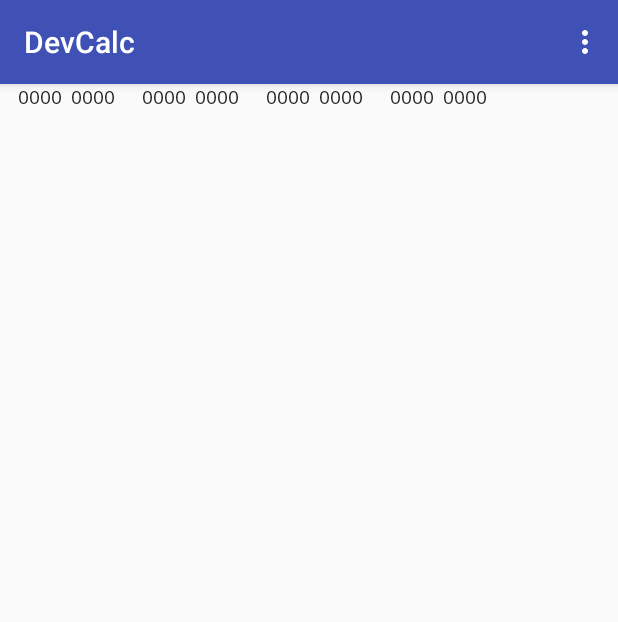
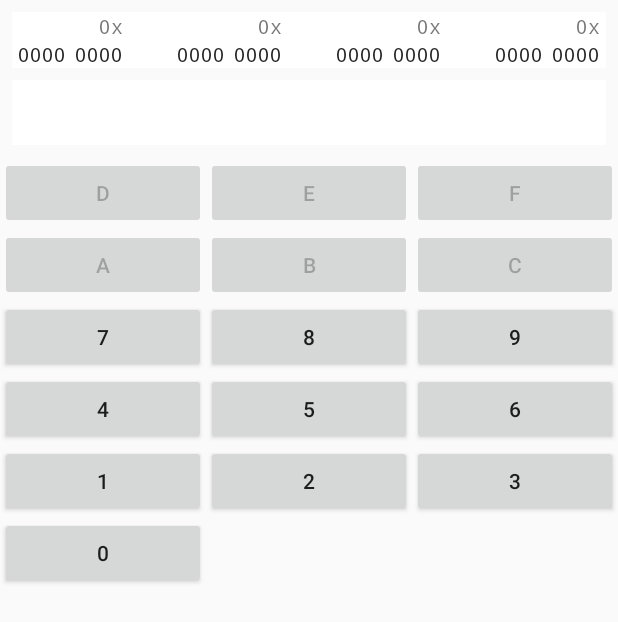
Before and after one commit to aksel/DevCalc, an Android app: the screen it shows after launch (MainActivity), on a phone screen of 412 x 824 dp. Shown: the top 622 px of the screen. Run offline under Robolectric (Android 15) with nearby library versions, the phone set to English and light mode, and no system bars.

Commit message:
Display now includes hex for each byte.
Added input field to display.

Removed rardiobuttons from number buttons.

```diff
--- a/app/src/main/AndroidManifest.xml
+++ b/app/src/main/AndroidManifest.xml
@@ -1,6 +1,8 @@
 <?xml version="1.0" encoding="utf-8"?>
 <manifest package="com.akseltorgard.devcalc"
           xmlns:android="http://schemas.android.com/apk/res/android">
+
+    <supports-screens android:requiresSmallestWidthDp="480" />
 
     <application
         android:allowBackup="true"
--- a/app/src/main/java/com/akseltorgard/devcalc/MainActivity.java
+++ b/app/src/main/java/com/akseltorgard/devcalc/MainActivity.java
@@ -11,8 +11,6 @@ public class MainActivity extends AppCompatActivity {
     protected void onCreate(Bundle savedInstanceState) {
         super.onCreate(savedInstanceState);
         setContentView(R.layout.activity_main);
-        Toolbar toolbar = (Toolbar) findViewById(R.id.toolbar);
-        setSupportActionBar(toolbar);
     }
 
     @Override
--- a/app/src/main/res/layout/activity_main.xml
+++ b/app/src/main/res/layout/activity_main.xml
@@ -1,27 +1,14 @@
 <?xml version="1.0" encoding="utf-8"?>
-<android.support.design.widget.CoordinatorLayout
+<LinearLayout
     xmlns:android="http://schemas.android.com/apk/res/android"
-    xmlns:app="http://schemas.android.com/apk/res-auto"
     xmlns:tools="http://schemas.android.com/tools"
     android:layout_width="match_parent"
     android:layout_height="match_parent"
+    android:orientation="vertical"
     android:fitsSystemWindows="true"
     tools:context="com.akseltorgard.devcalc.MainActivity">
 
-    <android.support.design.widget.AppBarLayout
-        android:layout_width="match_parent"
-        android:layout_height="wrap_content"
-        android:theme="@style/AppTheme.AppBarOverlay">
+    <include layout="@layout/content_display"/>
 
-        <android.support.v7.widget.Toolbar
-            android:id="@+id/toolbar"
-            android:layout_width="match_parent"
-            android:layout_height="?attr/actionBarSize"
-            android:background="?attr/colorPrimary"
-            app:popupTheme="@style/AppTheme.PopupOverlay"/>
-
-    </android.support.design.widget.AppBarLayout>
-
-    <include layout="@layout/content_main"/>
-
-</android.support.design.widget.CoordinatorLayout>
+    <include layout="@layout/content_number_buttons"/>
+</LinearLayout>
--- a/app/src/main/res/layout/content_display.xml
+++ b/app/src/main/res/layout/content_display.xml
@@ -1,9 +1,69 @@
 <?xml version="1.0" encoding="utf-8"?>
 <LinearLayout
     xmlns:android="http://schemas.android.com/apk/res/android"
+    android:layout_width="match_parent"
+    android:layout_height="wrap_content"
+    xmlns:tools="http://schemas.android.com/tools"
     android:orientation="vertical"
-    android:layout_width="match_parent"
-    android:layout_height="match_parent">
+    android:padding="8dp">
 
-    <include layout="@layout/display_bytes"/>
+    <LinearLayout
+        android:id="@+id/layout_bytes"
+        android:orientation="horizontal"
+        android:layout_width="match_parent"
+        android:layout_height="wrap_content"
+        android:paddingLeft="4dp"
+        android:paddingRight="4dp"
+        android:background="@android:color/background_light">
+
+        <include
+            layout="@layout/display_byte"
+            android:id="@+id/byte_3"/>
+
+        <Space
+            android:layout_width="0dp"
+            android:layout_height="1dp"
+            android:layout_weight="1" >
+        </Space>
+
+        <include
+            layout="@layout/display_byte"
+            android:id="@+id/byte_2"/>
+
+        <Space
+            android:layout_width="0dp"
+            android:layout_height="1dp"
+            android:layout_weight="1" >
+        </Space>
+
+        <include
+            layout="@layout/display_byte"
+            android:id="@+id/byte_1"/>
+
+        <Space
+            android:layout_width="0dp"
+            android:layout_height="1dp"
+            android:layout_weight="1" >
+        </Space>
+
+        <include
+            layout="@layout/display_byte"
+            android:id="@+id/byte_0"/>
+    </LinearLayout>
+
+    <Space
+        android:layout_width="1dp"
+        android:layout_height="8dp" >
+    </Space>
+
+    <TextView
+        android:id="@+id/textView_input"
+        android:typeface="monospace"
+        android:textSize="20sp"
+        android:padding="8dp"
+        android:layout_width="match_parent"
+        android:layout_height="wrap_content"
+        android:background="@android:color/background_light"
+        android:gravity="end"
+        tools:text="1235592"/>
 </LinearLayout>
--- a/app/src/main/res/layout/content_main.xml
+++ /dev/null
@@ -1,14 +0,0 @@
-<?xml version="1.0" encoding="utf-8"?>
-<RelativeLayout
-    android:id="@+id/content_main"
-    xmlns:android="http://schemas.android.com/apk/res/android"
-    xmlns:app="http://schemas.android.com/apk/res-auto"
-    xmlns:tools="http://schemas.android.com/tools"
-    android:layout_width="match_parent"
-    android:layout_height="match_parent"
-    app:layout_behavior="@string/appbar_scrolling_view_behavior"
-    tools:context="com.akseltorgard.devcalc.MainActivity"
-    tools:showIn="@layout/activity_main">
-
-    <include layout="@layout/display_bytes"/>
-</RelativeLayout>
--- a/app/src/main/res/layout/calculator_numbers.xml
+++ b/app/src/main/res/layout/content_number_buttons.xml
@@ -2,31 +2,33 @@
 <LinearLayout
     xmlns:android="http://schemas.android.com/apk/res/android"
     android:orientation="vertical"
-    android:layout_width="wrap_content"
-    android:layout_height="wrap_content"
-    android:padding="16dp">
+    android:layout_width="match_parent"
+    android:layout_height="wrap_content">
 
     <LinearLayout
         android:id="@+id/buttons_hex_def"
         android:orientation="horizontal"
-        android:layout_width="wrap_content"
+        android:layout_width="fill_parent"
         android:layout_height="wrap_content">
 
         <Button
-            android:layout_width="wrap_content"
+            android:layout_width="0dp"
             android:layout_height="wrap_content"
+            android:layout_weight="1"
             android:text="@string/d"
             android:enabled="false"/>
 
         <Button
-            android:layout_width="wrap_content"
+            android:layout_width="0dp"
             android:layout_height="wrap_content"
+            android:layout_weight="1"
             android:text="@string/e"
             android:enabled="false"/>
 
         <Button
-            android:layout_width="wrap_content"
+            android:layout_width="0dp"
             android:layout_height="wrap_content"
+            android:layout_weight="1"
             android:text="@string/f"
             android:enabled="false"/>
     </LinearLayout>
@@ -34,128 +36,117 @@
     <LinearLayout
         android:id="@+id/buttons_hex_abc"
         android:orientation="horizontal"
-        android:layout_width="wrap_content"
+        android:layout_width="fill_parent"
         android:layout_height="wrap_content">
 
         <Button
-            android:layout_width="wrap_content"
+            android:layout_width="0dp"
             android:layout_height="wrap_content"
+            android:layout_weight="1"
             android:text="@string/a"
             android:enabled="false"/>
 
         <Button
-            android:layout_width="wrap_content"
+            android:layout_width="0dp"
             android:layout_height="wrap_content"
+            android:layout_weight="1"
             android:text="@string/b"
             android:enabled="false"/>
 
         <Button
-            android:layout_width="wrap_content"
+            android:layout_width="0dp"
             android:layout_height="wrap_content"
+            android:layout_weight="1"
             android:text="@string/c"
             android:enabled="false"/>
     </LinearLayout>
 
     <LinearLayout
         android:orientation="horizontal"
-        android:layout_width="wrap_content"
+        android:layout_width="fill_parent"
         android:layout_height="wrap_content">
 
         <Button
-            android:layout_width="wrap_content"
+            android:layout_width="0dp"
             android:layout_height="wrap_content"
+            android:layout_weight="1"
             android:text="@string/seven"/>
 
         <Button
-            android:layout_width="wrap_content"
+            android:layout_width="0dp"
             android:layout_height="wrap_content"
+            android:layout_weight="1"
             android:text="@string/eight"/>
 
         <Button
-            android:layout_width="wrap_content"
+            android:layout_width="0dp"
             android:layout_height="wrap_content"
+            android:layout_weight="1"
             android:text="@string/nine"/>
     </LinearLayout>
 
     <LinearLayout
         android:orientation="horizontal"
-        android:layout_width="wrap_content"
+        android:layout_width="fill_parent"
         android:layout_height="wrap_content">
 
         <Button
-            android:layout_width="wrap_content"
+            android:layout_width="0dp"
             android:layout_height="wrap_content"
+            android:layout_weight="1"
             android:text="@string/four"/>
 
         <Button
-            android:layout_width="wrap_content"
+            android:layout_width="0dp"
             android:layout_height="wrap_content"
+            android:layout_weight="1"
             android:text="@string/five"/>
 
         <Button
-            android:layout_width="wrap_content"
+            android:layout_width="0dp"
             android:layout_height="wrap_content"
+            android:layout_weight="1"
             android:text="@string/six"/>
     </LinearLayout>
 
     <LinearLayout
         android:orientation="horizontal"
-        android:layout_width="wrap_content"
+        android:layout_width="fill_parent"
         android:layout_height="wrap_content">
 
         <Button
-            android:layout_width="wrap_content"
+            android:layout_width="0dp"
             android:layout_height="wrap_content"
+            android:layout_weight="1"
             android:text="@string/one"/>
 
         <Button
-            android:layout_width="wrap_content"
+            android:layout_width="0dp"
             android:layout_height="wrap_content"
+            android:layout_weight="1"
             android:text="@string/two"/>
 
         <Button
-            android:layout_width="wrap_content"
+            android:layout_width="0dp"
             android:layout_height="wrap_content"
+            android:layout_weight="1"
             android:text="@string/three"/>
     </LinearLayout>
 
     <LinearLayout
         android:orientation="horizontal"
-        android:layout_width="match_parent"
-        android:layout_height="0dp"
-        android:layout_weight="1">
+        android:layout_width="fill_parent"
+        android:layout_height="wrap_content">
 
         <Button
-            android:layout_width="wrap_content"
+            android:layout_width="0dp"
             android:layout_height="wrap_content"
+            android:layout_weight="1"
             android:text="@string/zero"/>
 
-        <RadioGroup
-            android:orientation="horizontal"
-            android:layout_width="fill_parent"
-            android:layout_height="match_parent"
-            android:layout_gravity="center">
-
-            <RadioButton
-                android:layout_width="0dp"
-                android:layout_height="match_parent"
-                android:layout_weight="1"
-                android:gravity="center"
-                android:text="@string/bin"/>
-
-            <RadioButton
-                android:layout_width="0dp"
-                android:layout_height="match_parent"
-                android:layout_weight="1"
-                android:gravity="center"
-                android:text="@string/dec"/>
-
-            <RadioButton
-                android:layout_width="0dp"
-                android:layout_height="match_parent"
-                android:layout_weight="1"
-                android:gravity="center"
-                android:text="@string/hex"/>
-        </RadioGroup>
+        <Space
+            android:layout_width="0dp"
+            android:layout_height="1dp"
+            android:layout_weight="2"/>
     </LinearLayout>
 </LinearLayout>
--- a/app/src/main/res/layout/display_bit.xml
+++ b/app/src/main/res/layout/display_bit.xml
@@ -3,7 +3,7 @@
     xmlns:android="http://schemas.android.com/apk/res/android"
     style="@style/Base.Widget.AppCompat.Button.Borderless"
     android:typeface="monospace"
-    android:textSize="12sp"
+    android:textSize="13dp"
     android:layout_width="wrap_content"
     android:layout_height="wrap_content"
     android:padding="0dp"
--- a/app/src/main/res/layout/display_byte.xml
+++ b/app/src/main/res/layout/display_byte.xml
@@ -1,11 +1,33 @@
 <?xml version="1.0" encoding="utf-8"?>
 <LinearLayout
     xmlns:android="http://schemas.android.com/apk/res/android"
+    android:orientation="vertical"
+    android:layout_width="wrap_content"
+    android:layout_height="wrap_content">
+
+    <LinearLayout
         android:orientation="horizontal"
         android:layout_width="wrap_content"
         android:layout_height="wrap_content"
-    android:paddingLeft="12sp"
-    android:paddingRight="6sp">
+        android:layout_gravity="end">
+
+        <TextView
+            android:typeface="monospace"
+            android:textSize="13dp"
+            android:layout_width="wrap_content"
+            android:layout_height="match_parent"
+            android:text="@string/hex_prefix"/>
+
+        <include
+            layout="@layout/display_hex"
+            android:layout_width="wrap_content"
+            android:layout_height="wrap_content"/>
+    </LinearLayout>
+
+    <LinearLayout
+        android:orientation="horizontal"
+        android:layout_width="wrap_content"
+        android:layout_height="wrap_content">
 
         <include layout="@layout/display_bit"/>
         <include layout="@layout/display_bit"/>
@@ -21,3 +43,4 @@
         <include layout="@layout/display_bit"/>
         <include layout="@layout/display_bit"/>
     </LinearLayout>
+</LinearLayout>
--- a/app/src/main/res/layout/display_bytes.xml
+++ /dev/null
@@ -1,23 +0,0 @@
-<?xml version="1.0" encoding="utf-8"?>
-<LinearLayout
-    xmlns:android="http://schemas.android.com/apk/res/android"
-    android:id="@+id/layout_bytes"
-    android:layout_width="match_parent"
-    android:layout_height="wrap_content">
-
-    <include
-        layout="@layout/display_byte"
-        android:id="@+id/byte_3"/>
-
-    <include
-        layout="@layout/display_byte"
-        android:id="@+id/byte_2"/>
-
-    <include
-        layout="@layout/display_byte"
-        android:id="@+id/byte_1"/>
-
-    <include
-        layout="@layout/display_byte"
-        android:id="@+id/byte_0"/>
-</LinearLayout>
--- /dev/null
+++ b/app/src/main/res/layout/display_hex.xml
@@ -0,0 +1,9 @@
+<?xml version="1.0" encoding="utf-8"?>
+<TextView
+    xmlns:android="http://schemas.android.com/apk/res/android"
+    xmlns:tools="http://schemas.android.com/tools"
+    android:layout_width="wrap_content"
+    android:layout_height="wrap_content"
+    android:typeface="monospace"
+    android:textSize="13dp"
+    tools:text="FF"/>
--- a/app/src/main/res/values/strings.xml
+++ b/app/src/main/res/values/strings.xml
@@ -20,4 +20,5 @@
     <string name="bin">BIN</string>
     <string name="dec">DEC</string>
     <string name="hex">HEX</string>
+    <string name="hex_prefix">0x</string>
 </resources>
```
Lines whose indentation alone changed are shown as unchanged.
